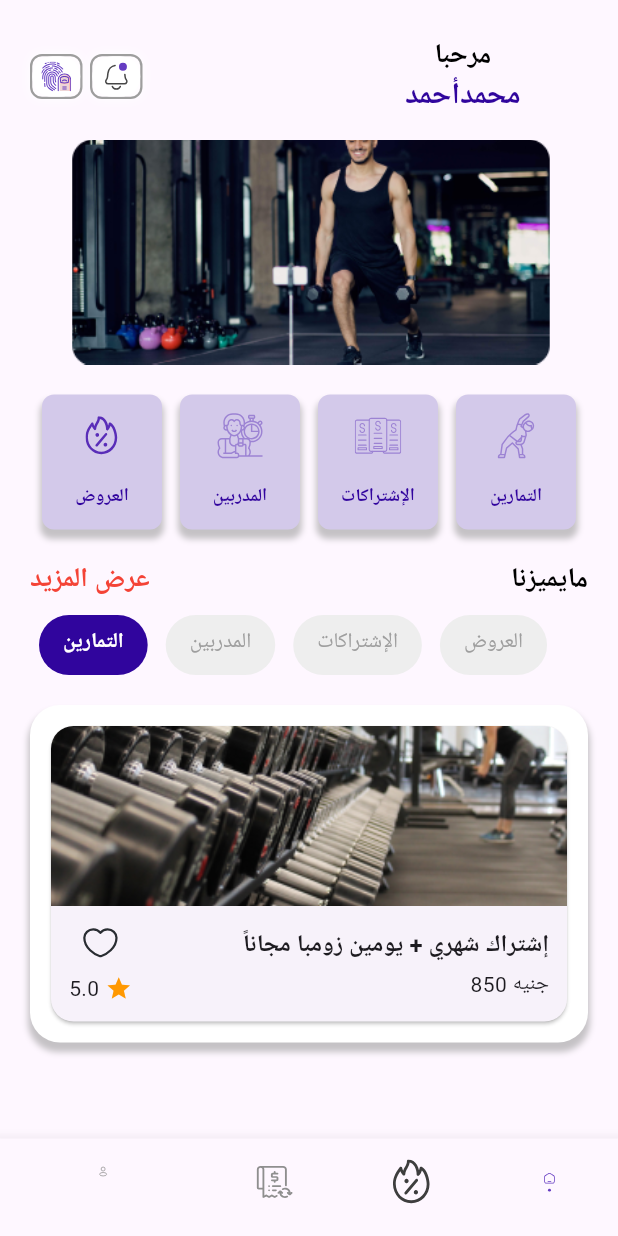
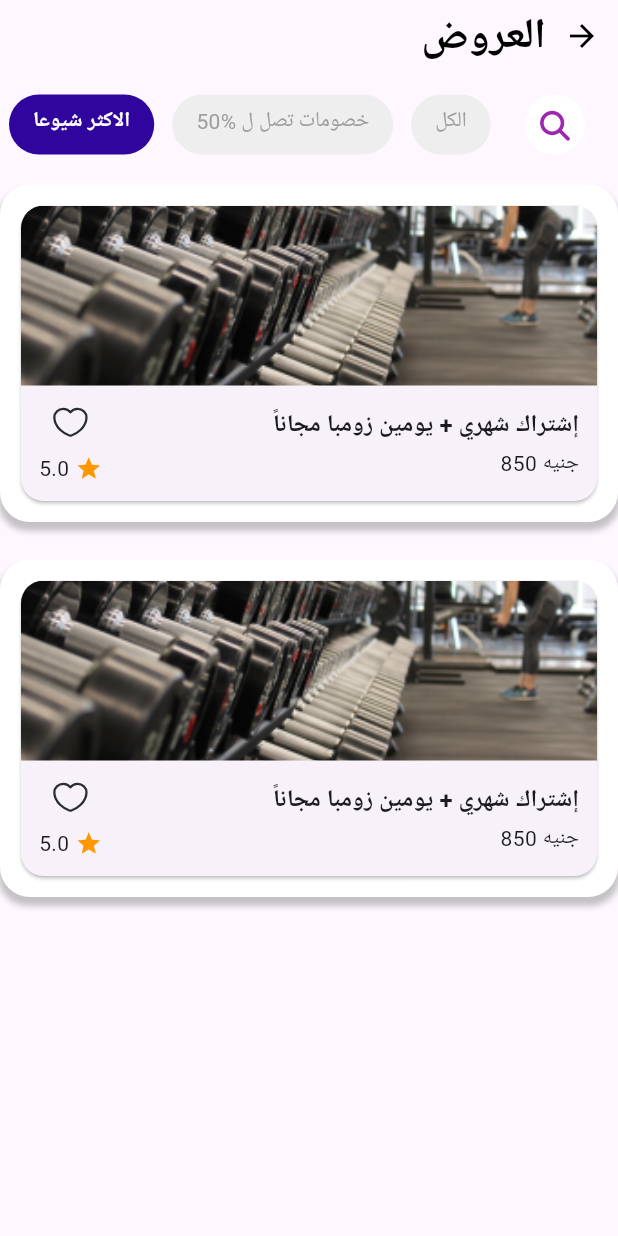
Before and after one commit to mohamedredaelsheikh/Gym_App, a Flutter app: the screen it shows after launch, after a tap on "العروض", on a phone screen of 412 x 824 dp. Run offline on Flutter 3.47's test engine with Material 3 defaults, Android fonts, the phone set to English and light mode, and no system bars; our stand-ins replace flutter_svg, font_awesome_flutter; Roboto replaces fonts that are missing (Inter).

Commit message:
finish offer view

```diff
--- /dev/null
+++ b/lib/features/Home_feature/presentation/views/offers_view.dart
@@ -0,0 +1,15 @@
+import 'package:flutter/material.dart';
+import 'package:gym_app/features/Home_feature/presentation/views/widgets/offer_view_body.dart';
+
+class OffersView extends StatelessWidget {
+  const OffersView({super.key});
+
+  @override
+  Widget build(BuildContext context) {
+    return const SafeArea(
+      child: Scaffold(
+        body: OfferViewBody(),
+      ),
+    );
+  }
+}
--- a/lib/features/Home_feature/presentation/views/widgets/custom_offer_rateing.dart
+++ b/lib/features/Home_feature/presentation/views/widgets/custom_offer_rateing.dart
@@ -18,7 +18,9 @@ class CustomOfferRating extends StatelessWidget {
         Column(
           children: [
             SvgPicture.asset("assets/images/Heart.svg"),
-            const SizedBox(height: 8),
+            const SizedBox(
+              height: 8,
+            ),
             Row(
               children: [
                 Text(rate),
@@ -27,6 +29,9 @@ class CustomOfferRating extends StatelessWidget {
               ],
             ),
           ],
+        ),
+        const SizedBox(
+          width: 8,
         ),
         Column(
           crossAxisAlignment: CrossAxisAlignment.end,
--- a/lib/features/Home_feature/presentation/views/widgets/custom_tab_button.dart
+++ b/lib/features/Home_feature/presentation/views/widgets/custom_tab_button.dart
@@ -2,15 +2,19 @@ import 'package:flutter/material.dart';
 
 class CustomTabButton extends StatelessWidget {
   const CustomTabButton(
-      {super.key, required this.label, required this.selected});
+      {super.key,
+      required this.label,
+      required this.selected,
+      this.color = const Color(0xff30059D)});
   final String label;
   final bool selected;
+  final Color color;
   @override
   Widget build(BuildContext context) {
     return Container(
       padding: const EdgeInsets.symmetric(horizontal: 16, vertical: 8),
       decoration: BoxDecoration(
-        color: selected ? const Color(0xff30059D) : Colors.grey[200],
+        color: selected ? color : Colors.grey[200],
         borderRadius: BorderRadius.circular(20),
       ),
       child: Text(
--- a/lib/features/Home_feature/presentation/views/widgets/custom_tab_button_listview.dart
+++ b/lib/features/Home_feature/presentation/views/widgets/custom_tab_button_listview.dart
@@ -2,7 +2,10 @@ import 'package:flutter/material.dart';
 import 'package:gym_app/features/Home_feature/presentation/views/widgets/custom_tab_button.dart';
 
 class TabButtonListView extends StatefulWidget {
-  const TabButtonListView({super.key, required this.paymentMethodItems});
+  const TabButtonListView({
+    super.key,
+    required this.paymentMethodItems,
+  });
   final List<String> paymentMethodItems;
 
   @override
--- a/lib/features/Home_feature/presentation/views/widgets/home_view_body.dart
+++ b/lib/features/Home_feature/presentation/views/widgets/home_view_body.dart
@@ -2,6 +2,7 @@ import 'package:flutter/material.dart';
 
 import 'package:gym_app/core/utlis/styles.dart';
 import 'package:gym_app/features/Home_feature/presentation/views/exercises_view.dart';
+import 'package:gym_app/features/Home_feature/presentation/views/offers_view.dart';
 import 'package:gym_app/features/Home_feature/presentation/views/trainers_view.dart';
 import 'package:gym_app/features/Home_feature/presentation/views/widgets/custom_button.dart';
 import 'package:gym_app/features/Home_feature/presentation/views/widgets/custom_tab_button_listview.dart';
@@ -77,7 +78,15 @@ class HomeViewBody extends StatelessWidget {
                 mainAxisAlignment: MainAxisAlignment.spaceBetween,
                 children: [
                   CustomButton(
-                    onTap: () {},
+                    onTap: () {
+                      Navigator.of(context).push(
+                        MaterialPageRoute(
+                          builder: (context) {
+                            return const OffersView();
+                          },
+                        ),
+                      );
+                    },
                     label: 'العروض',
                     image: "assets/images/Frame (4).svg",
                   ),
--- a/lib/features/Home_feature/presentation/views/widgets/offer_card.dart
+++ b/lib/features/Home_feature/presentation/views/widgets/offer_card.dart
@@ -1,4 +1,5 @@
 import 'package:flutter/material.dart';
+import 'package:gym_app/features/Home_feature/presentation/views/offer_details_view.dart';
 
 import 'package:gym_app/features/Home_feature/presentation/views/widgets/custom_offer_rateing.dart';
 
@@ -7,7 +8,17 @@ class OfferCard extends StatelessWidget {
   final String image;
   @override
   Widget build(BuildContext context) {
-    return Container(
+    return GestureDetector(
+      onTap: () {
+        Navigator.of(context).push(
+          MaterialPageRoute(
+            builder: (context) {
+              return const OfferDetailsView();
+            },
+          ),
+        );
+      },
+      child: Container(
         padding: const EdgeInsets.symmetric(
           horizontal: 10,
           vertical: 10,
@@ -49,6 +60,7 @@ class OfferCard extends StatelessWidget {
             ],
           ),
         ),
+      ),
     );
   }
 }
--- /dev/null
+++ b/lib/features/Home_feature/presentation/views/widgets/offer_view_body.dart
@@ -0,0 +1,55 @@
+import 'package:flutter/material.dart';
+import 'package:font_awesome_flutter/font_awesome_flutter.dart';
+import 'package:gym_app/features/Home_feature/presentation/views/widgets/custom_app_bar.dart';
+import 'package:gym_app/features/Home_feature/presentation/views/widgets/custom_tab_button_listview.dart';
+import 'package:gym_app/features/Home_feature/presentation/views/widgets/offer_card.dart';
+
+class OfferViewBody extends StatelessWidget {
+  const OfferViewBody({super.key});
+
+  @override
+  Widget build(BuildContext context) {
+    return const Column(
+      children: [
+        CustomAppBar(
+          title: "العروض",
+        ),
+        SizedBox(
+          height: 15,
+        ),
+        Row(
+          children: [
+            SizedBox(
+              width: 350,
+              child: TabButtonListView(paymentMethodItems: [
+                'الاكثر شيوعا',
+                'خصومات تصل ل %50',
+                'الكل',
+              ]),
+            ),
+            CircleAvatar(
+              backgroundColor: Colors.white,
+              child: Icon(
+                FontAwesomeIcons.magnifyingGlass,
+                color: Colors.purple,
+                size: 20,
+              ),
+            ),
+          ],
+        ),
+        SizedBox(
+          height: 20,
+        ),
+        OfferCard(
+          image: "assets/images/Rectangle 37.png",
+        ),
+        SizedBox(
+          height: 25,
+        ),
+        OfferCard(
+          image: "assets/images/Rectangle 37.png",
+        ),
+      ],
+    );
+  }
+}
--- a/pubspec.yaml
+++ b/pubspec.yaml
@@ -36,6 +36,7 @@ dependencies:
   # Use with the CupertinoIcons class for iOS style icons.
   cupertino_icons: ^1.0.6
   flutter_svg: ^2.0.10+1
+  font_awesome_flutter: ^10.7.0
 
 dev_dependencies:
   flutter_test:
```
Also changed, not shown: lib/features/Home_feature/presentation/views/offer_details_view.dart (added, +15 -0 lines), lib/features/Home_feature/presentation/views/widgets/chat_gpt.dart (added, +109 -0 lines), lib/features/Home_feature/presentation/views/widgets/custom_text_bottom.dart (added, +31 -0 lines), lib/features/Home_feature/presentation/views/widgets/offer_details_view_body.dart (added, +137 -0 lines), lib/features/Home_feature/presentation/views/widgets/offer_item.dart (added, +37 -0 lines), pubspec.lock. Lines whose indentation alone changed are shown as unchanged.
